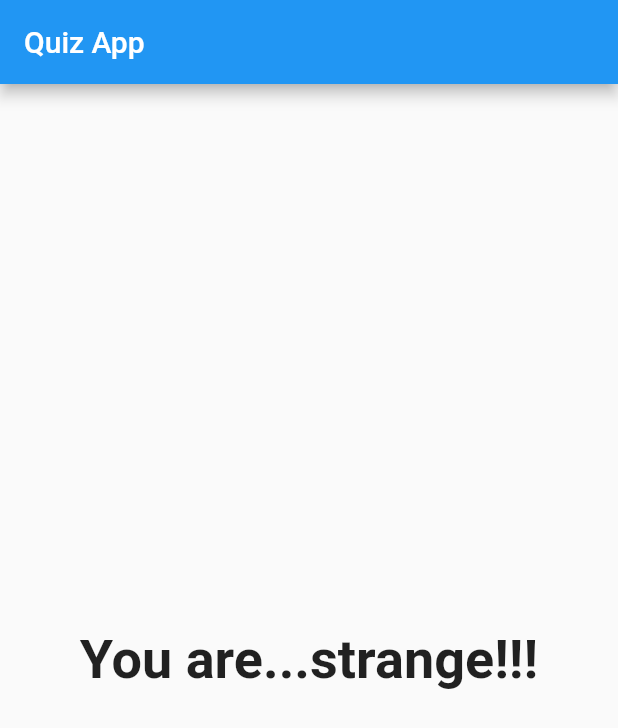
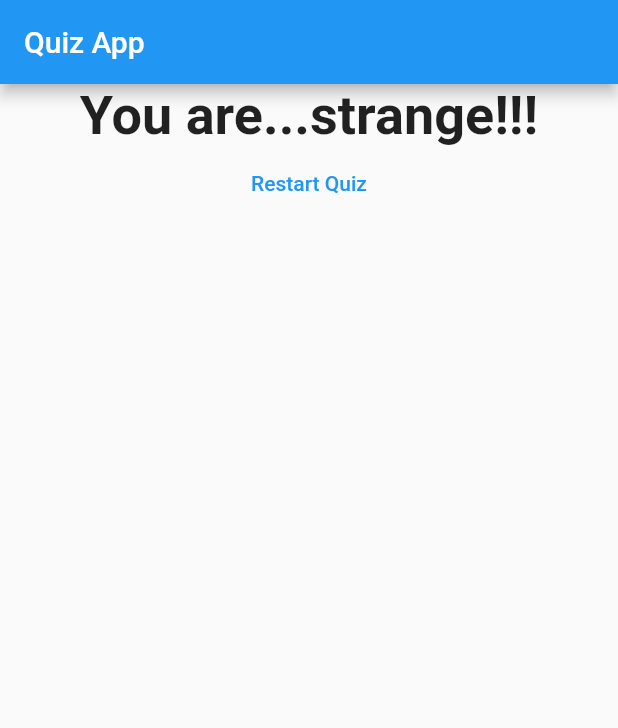
Before and after one commit to axcdr/Eazy-Quiz, a Flutter app: the screen it shows after launch, after a tap on "White", after a tap on "Lion", after a tap on "Dulquar Salman", on a phone screen of 412 x 824 dp. Shown: the top 728 px of the screen. Run offline on Flutter 3.47's test engine with Material 2 defaults, Android fonts, the phone set to English and light mode, and no system bars.

Commit message:
added reset button

```diff
--- a/lib/main.dart
+++ b/lib/main.dart
@@ -34,6 +34,13 @@ class _QuizAppState extends State<QuizApp> {
   var _questionIndex = 0;
   var _totalScore=0;
 
+  void _resetQuiz(){
+    setState(() {
+    _questionIndex=0;
+    _totalScore=0;
+    });
+  }
+
   void _answerQuestion(int score) {
     _totalScore=_totalScore+score;
 
@@ -56,7 +63,7 @@ class _QuizAppState extends State<QuizApp> {
         ),
         body: _questionIndex < _questions.length
         ? Quiz(answerQuestion:_answerQuestion,questions:_questions,questionIndex: _questionIndex)
-        : Result(_totalScore),
+        : Result(_totalScore,_resetQuiz),
         ),
       debugShowCheckedModeBanner: false,
     );
--- a/lib/result.dart
+++ b/lib/result.dart
@@ -2,8 +2,9 @@ import 'package:flutter/material.dart';
 
 class Result extends StatelessWidget {
   final int resultScore;
+  final Function resetHandler;
 
-  Result(this.resultScore);
+  Result(this.resultScore,this.resetHandler);
 
   String get resultPhrase{
     String resultText;
@@ -22,7 +23,21 @@ class Result extends StatelessWidget {
   @override
   Widget build(BuildContext context) {
     return Center(
-          child: Text(resultPhrase,style: TextStyle(fontSize: 36, fontWeight: FontWeight.bold), textAlign: TextAlign.center,),
+          child: Column(
+            children: <Widget>[
+              Text(
+                resultPhrase,
+                style: TextStyle(fontSize: 36, fontWeight: FontWeight.bold),
+                textAlign: TextAlign.center,
+                ),
+                FlatButton(
+                  child: Text(
+                    'Restart Quiz'
+                    ),
+                    textColor: Colors.blue,
+                    onPressed: resetHandler,)
+            ],
+          ),
           );
   }
 }
```
